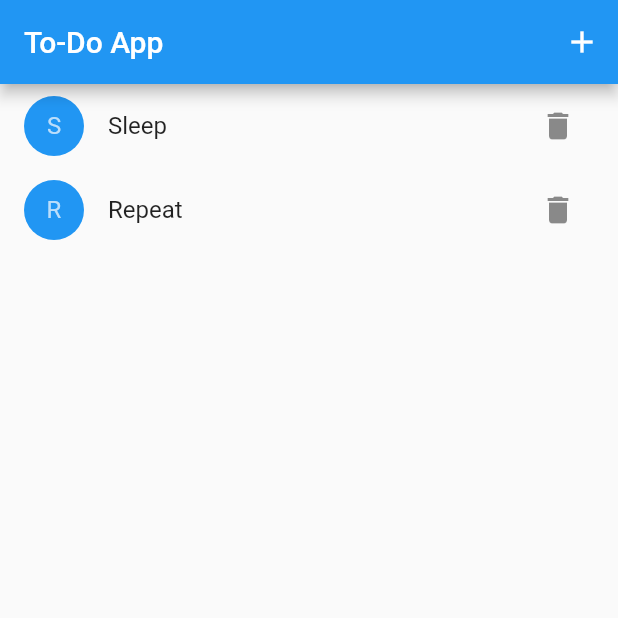
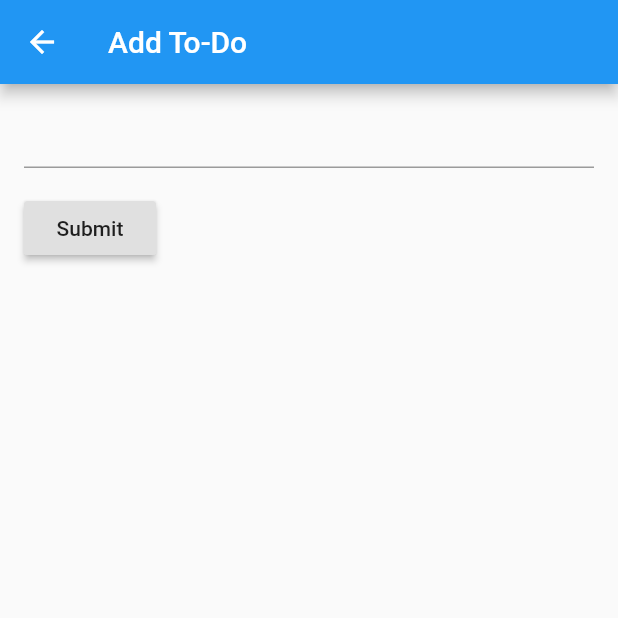
Before and after one commit to saurabhmittal16/todo-flutter, a Flutter app: the screen it shows after launch, after a tap on the "delete" icon, after a tap on the "add" icon, on a phone screen of 412 x 824 dp, the top half of it. Run offline on Flutter 3.47's test engine with Material 2 defaults, Android fonts, the phone set to English and light mode, and no system bars.

```diff
--- a/lib/main.dart
+++ b/lib/main.dart
@@ -29,6 +29,10 @@ class MyApp extends StatelessWidget {
                         icon: Icon(Icons.add),
                         onPressed: () {
                             print('Add new to-do');
+                            Navigator.push(
+                                context,
+                                MaterialPageRoute(builder: (context) => NewToDoListItem())
+                            );
                         },
                     )
                 ],
@@ -95,6 +99,83 @@ class _ToDoListState extends State<ToDoList> {
     }
 }
 
+class NewToDoListItem extends StatelessWidget {
+    @override
+    Widget build(BuildContext context) {
+        return Scaffold(
+            appBar: AppBar(
+                title: Text('Add To-Do'),
+            ),
+            body: ToDoListItemForm(null)
+        );
+    }
+}
+
+class UpdateToDoListItem extends StatelessWidget {
+    final String initialValue;
+    UpdateToDoListItem(this.initialValue);
+
+    @override
+    Widget build(BuildContext context) {
+        return Scaffold(
+            appBar: AppBar(
+                title: Text('Update To-Do'),
+            ),
+            body: ToDoListItemForm(initialValue)
+        );
+    }
+}
+
+
+class ToDoListItemForm extends StatefulWidget {
+    final String initialValue;
+    ToDoListItemForm(this.initialValue);
+
+    @override
+    _ToDoListItemFormState createState() => _ToDoListItemFormState(this.initialValue);
+}
+
+class _ToDoListItemFormState extends State<ToDoListItemForm> {
+    final _formKey = GlobalKey<FormState>();
+    final String intitialValue;
+
+    _ToDoListItemFormState(this.intitialValue);
+
+    @override
+    Widget build(BuildContext context) {
+        return Container(
+            padding: EdgeInsets.symmetric(horizontal: 16, vertical: 8),
+            child: Form(
+                key: _formKey,
+                child: Column(
+                    crossAxisAlignment: CrossAxisAlignment.start,
+                    children: <Widget>[
+                        TextFormField(
+                            initialValue: intitialValue,
+                            validator: (value) {
+                                if (value.isEmpty) {
+                                    return 'Please enter some text';
+                                }
+                            },
+                        ),
+                        Padding(
+                            padding: const EdgeInsets.symmetric(vertical: 16.0),
+                            child: RaisedButton(
+                                onPressed: () {
+                                    if (_formKey.currentState.validate()) {
+                                        Navigator.pop(context, 'saurabh');
+                                    }
+                                },
+                                child: Text('Submit'),
+                            ),
+                        ),
+                    ],
+                ),
+            ),
+        );
+    }
+}
+
 class ToDoListItem extends StatelessWidget {
     final ToDo todo;
     final int index;
@@ -144,6 +225,17 @@ class ToDoListItem extends StatelessWidget {
                         )
                     ),
                     IconButton(
+                        icon: Icon(Icons.edit),
+                        onPressed: () async {
+                            print('Editing $index');
+                            String response = await Navigator.push(
+                                context,
+                                MaterialPageRoute(builder: (context) => UpdateToDoListItem(todo.title))
+                            );
+                            print(response);
+                        },
+                    ),
+                    IconButton(
                         icon: Icon(Icons.delete),
                         onPressed: () {
                             print('Deleting $index');
```
